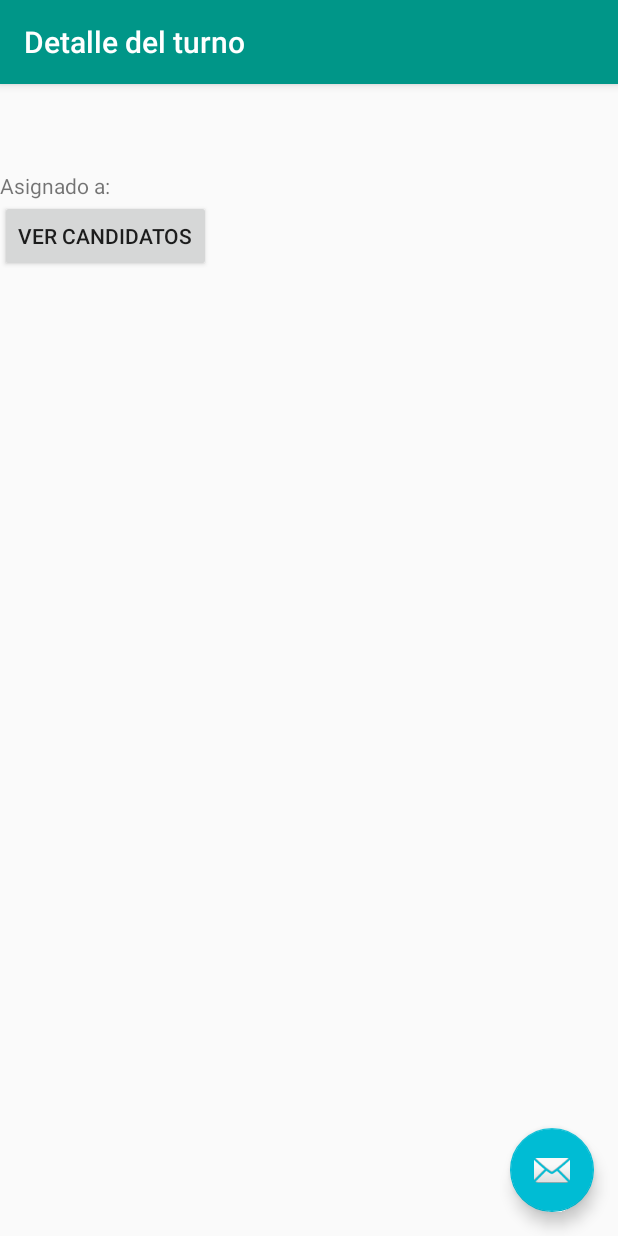
After one commit to jenniferdr/ProyectoFinalAndroid, an Android app: the DetailShiftActivity screen opened directly, with no data from a screen before it, on a phone screen of 412 x 824 dp. The commit adds this screen. Run offline under Robolectric (Android 15) with nearby library versions, the phone set to English and light mode, and no system bars; 5 statements that could not run were skipped.

Commit message:
Mostrar el detalle del turno v1

```diff
--- a/app/src/main/AndroidManifest.xml
+++ b/app/src/main/AndroidManifest.xml
@@ -19,6 +19,10 @@
                 <category android:name="android.intent.category.LAUNCHER" />
             </intent-filter>
         </activity>
+        <activity
+            android:name="planificadordeturnos.views.DetailShiftActivity"
+            android:label="@string/title_activity_detail_shift"
+            android:theme="@style/AppTheme.NoActionBar"></activity>
     </application>
 
 </manifest>
--- a/app/src/main/java/planificadordeturnos/OnClicks.java
+++ b/app/src/main/java/planificadordeturnos/OnClicks.java
@@ -1,7 +1,9 @@
 package planificadordeturnos;
+
+import planificadordeturnos.models.Shift;
 
 public interface OnClicks {
 
     //void onClickNew(GoodNew goodNew);
-    void onClickDetail();
+    void onClickDetail(Shift shift);
 }
--- a/app/src/main/java/planificadordeturnos/models/Shift.java
+++ b/app/src/main/java/planificadordeturnos/models/Shift.java
@@ -1,9 +1,10 @@
 package planificadordeturnos.models;
 
+import java.io.Serializable;
 import java.util.Date;
 import java.util.List;
 
-public class Shift {
+public class Shift implements Serializable {
 
     private String id;
     private String date;
--- /dev/null
+++ b/app/src/main/java/planificadordeturnos/views/DetailShiftActivity.java
@@ -0,0 +1,66 @@
+package planificadordeturnos.views;
+
+import android.content.Intent;
+import android.os.Bundle;
+import android.support.design.widget.FloatingActionButton;
+import android.support.design.widget.Snackbar;
+import android.support.v7.app.AppCompatActivity;
+import android.support.v7.widget.Toolbar;
+import android.view.View;
+import android.widget.Button;
+import android.widget.TextView;
+
+import com.desafiolatam.planificadordeturnos.R;
+
+import planificadordeturnos.models.Shift;
+
+public class DetailShiftActivity extends AppCompatActivity {
+
+    @Override
+    protected void onCreate(Bundle savedInstanceState) {
+        super.onCreate(savedInstanceState);
+        setContentView(R.layout.activity_detail_shift);
+
+        TextView dateDetailTv = findViewById(R.id.dateDetailTv);
+        TextView placeDetailTv = findViewById(R.id.placeDetailTv);
+        TextView hoursDetailTv = findViewById(R.id.hoursDetailTv);
+        TextView assignedToDetailTv = findViewById(R.id.assignedToDetailTv);
+        Button showLeads = findViewById(R.id.showLeadsBtn);
+        Toolbar toolbar = (Toolbar) findViewById(R.id.toolbar);
+        setSupportActionBar(toolbar);
+
+        FloatingActionButton fab = (FloatingActionButton) findViewById(R.id.fab);
+
+        Intent intent = getIntent();
+        Shift shift = (Shift) getIntent().getSerializableExtra("Shift");
+
+        dateDetailTv.setText(shift.getDate());
+        placeDetailTv.setText(shift.getPlace());
+        hoursDetailTv.setText(shift.getStartHour() + " - " + shift.getEndHour());
+        assignedToDetailTv.setText(shift.getAssignedLead());
+
+        final String idShift = shift.getId();
+
+        showLeads.setOnClickListener(new View.OnClickListener() {
+            @Override
+            public void onClick(View view) {
+                /*Intent intent = new Intent(this, ShowLeadsActivity.class);
+                pasar el id del turno
+                startActivity(intent);*/
+            }
+        });
+
+        fab.setOnClickListener(new View.OnClickListener() {
+            @Override
+            public void onClick(View view) {
+                // Postular
+                // crear un candidato con el uid del usuario y nombre
+                // candidatos.uid.idTurno
+                Snackbar.make(view, "Replace with your own action "+ idShift, Snackbar.LENGTH_LONG)
+                        .setAction("Action", null).show();
+            }
+        });
+
+    }
+
+}
--- /dev/null
+++ b/app/src/main/res/layout/activity_detail_shift.xml
@@ -0,0 +1,34 @@
+<?xml version="1.0" encoding="utf-8"?>
+<android.support.design.widget.CoordinatorLayout xmlns:android="http://schemas.android.com/apk/res/android"
+    xmlns:app="http://schemas.android.com/apk/res-auto"
+    xmlns:tools="http://schemas.android.com/tools"
+    android:layout_width="match_parent"
+    android:layout_height="match_parent"
+    tools:context="planificadordeturnos.views.DetailShiftActivity">
+
+    <android.support.design.widget.AppBarLayout
+        android:layout_width="match_parent"
+        android:layout_height="wrap_content"
+        android:theme="@style/AppTheme.AppBarOverlay">
+
+        <android.support.v7.widget.Toolbar
+            android:id="@+id/toolbar"
+            android:layout_width="match_parent"
+            android:layout_height="?attr/actionBarSize"
+            android:background="?attr/colorPrimary"
+            app:popupTheme="@style/AppTheme.PopupOverlay"
+            app:title="@string/shiftDetails" />
+
+    </android.support.design.widget.AppBarLayout>
+
+    <include layout="@layout/content_detail_shift" />
+
+    <android.support.design.widget.FloatingActionButton
+        android:id="@+id/fab"
+        android:layout_width="wrap_content"
+        android:layout_height="wrap_content"
+        android:layout_gravity="bottom|end"
+        android:layout_margin="@dimen/fab_margin"
+        app:srcCompat="@android:drawable/ic_dialog_email" />
+
+</android.support.design.widget.CoordinatorLayout>
--- /dev/null
+++ b/app/src/main/res/layout/content_detail_shift.xml
@@ -0,0 +1,55 @@
+<?xml version="1.0" encoding="utf-8"?>
+<LinearLayout xmlns:android="http://schemas.android.com/apk/res/android"
+xmlns:app="http://schemas.android.com/apk/res-auto"
+xmlns:tools="http://schemas.android.com/tools"
+android:layout_width="match_parent"
+android:layout_height="match_parent"
+android:orientation="vertical"
+app:layout_behavior="@string/appbar_scrolling_view_behavior"
+tools:context="planificadordeturnos.views.DetailShiftActivity"
+tools:showIn="@layout/activity_detail_shift">
+
+<TextView
+    android:id="@+id/dateDetailTv"
+    android:tooltipText="Fecha del turno"
+    android:layout_width="match_parent"
+    android:layout_height="wrap_content" />
+
+<TextView
+    android:id="@+id/placeDetailTv"
+    android:tooltipText="Lugar de trabajo"
+    android:layout_width="match_parent"
+    android:layout_height="wrap_content" />
+
+    <TextView
+        android:id="@+id/hoursDetailTv"
+        android:tooltipText="Lugar de trabajo"
+        android:layout_width="match_parent"
+        android:layout_height="wrap_content" />
+
+    <LinearLayout
+        android:layout_width="match_parent"
+        android:layout_height="wrap_content"
+        android:orientation="horizontal">
+
+        <TextView
+            android:text="Asignado a:"
+            android:layout_width="wrap_content"
+            android:layout_height="wrap_content" />
+
+
+        <TextView
+            android:id="@+id/assignedToDetailTv"
+            android:layout_width="wrap_content"
+            android:layout_height="wrap_content" />
+
+    </LinearLayout>
+
+    <Button
+        android:id="@+id/showLeadsBtn"
+        android:text="Ver Candidatos"
+        android:layout_width="wrap_content"
+        android:layout_height="wrap_content" />
+
+
+</LinearLayout>
--- a/app/src/main/res/values/strings.xml
+++ b/app/src/main/res/values/strings.xml
@@ -1,6 +1,7 @@
 <resources>
     <string name="app_name">Planificador de turnos</string>
     <string name="shifts">Turnos</string>
+    <string name="shiftDetails">Detalle del turno</string>
     <string name="action_settings">Settings</string>
     <string name="section_format">Hello World from section: %1$d</string>
     <string name="tab_text_1">Libres</string>
@@ -8,4 +9,5 @@
 
     <!-- TODO: Remove or change this placeholder text -->
     <string name="hello_blank_fragment">Hello blank fragment</string>
+    <string name="title_activity_detail_shift">DetailShiftActivity</string>
 </resources>
```
Also changed, not shown: app/src/main/java/planificadordeturnos/adapters/ShiftsRecyclerAdapter.java (+9 -5 lines), app/src/main/java/planificadordeturnos/views/BusyShiftsFragment.java (+5 -5 lines), app/src/main/java/planificadordeturnos/views/FreeShiftsFragment.java (+5 -5 lines), app/src/main/java/planificadordeturnos/views/HomeActivity.java (+6 -2 lines).
